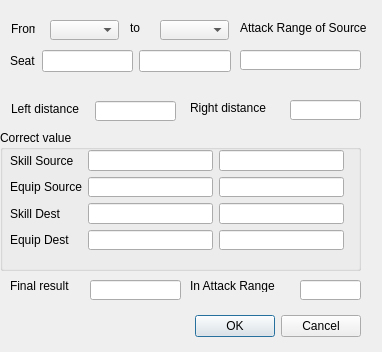
Above: src/distanceviewdialog.ui from Mogara/QSanguosha before the change. Below: the same form after it.
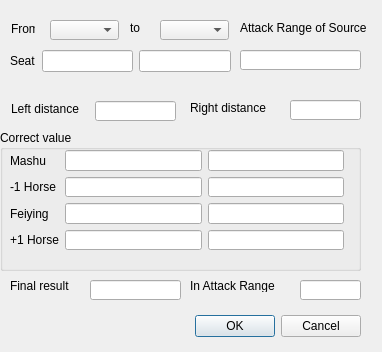
That is the form after the change.

Diff of the .ui file:
```diff
--- a/src/distanceviewdialog.ui
+++ b/src/distanceviewdialog.ui
@@ -54,7 +54,7 @@
      <item row="0" column="0">
       <widget class="QLabel" name="skillSourceLabel">
        <property name="text">
-        <string>Skill Source</string>
+        <string>Mashu</string>
        </property>
       </widget>
      </item>
@@ -81,7 +81,7 @@
      <item row="1" column="0">
       <widget class="QLabel" name="equipSourceLabel">
        <property name="text">
-        <string>Equip Source</string>
+        <string>-1 Horse</string>
        </property>
       </widget>
      </item>
@@ -108,7 +108,7 @@
      <item row="2" column="0">
       <widget class="QLabel" name="skillDestLabel">
        <property name="text">
-        <string>Skill Dest</string>
+        <string>Feiying</string>
        </property>
       </widget>
      </item>
@@ -135,7 +135,7 @@
      <item row="3" column="0">
       <widget class="QLabel" name="equipDestLabel">
        <property name="text">
-        <string>Equip Dest</string>
+        <string>+1 Horse</string>
        </property>
       </widget>
      </item>
```
Left out of the diff: 8 changed lines with no effect on the pictures.
